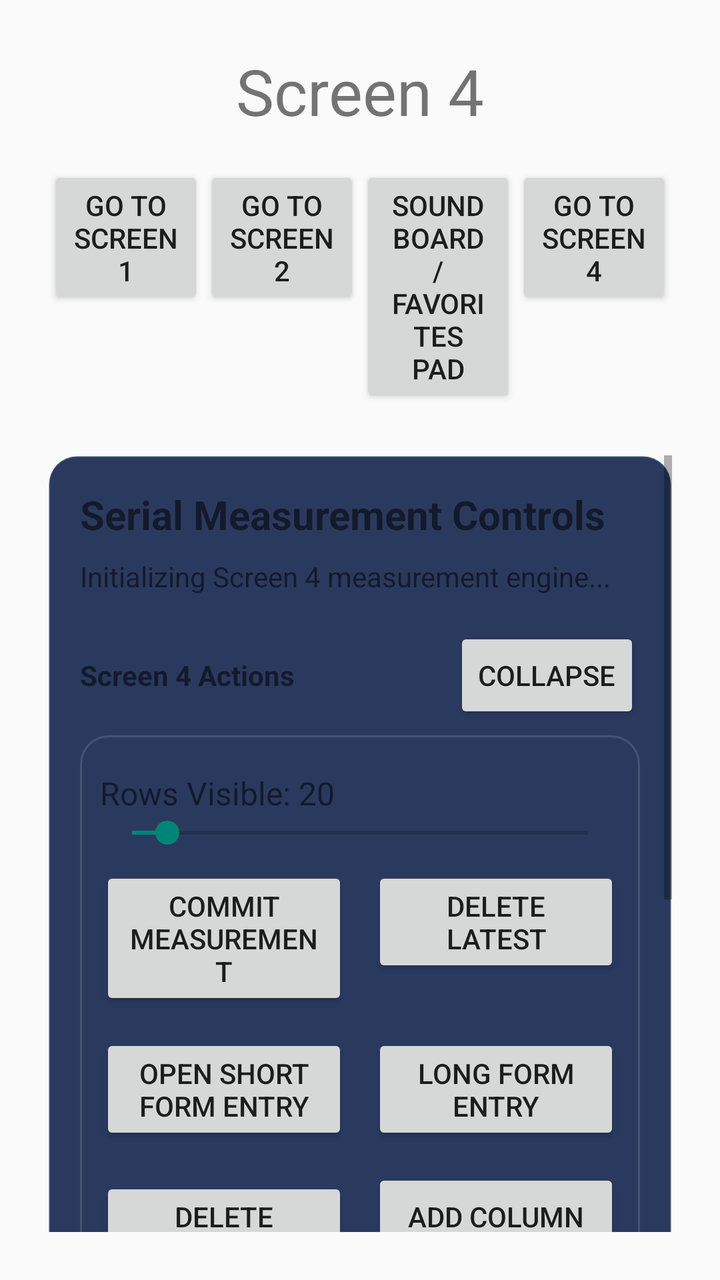
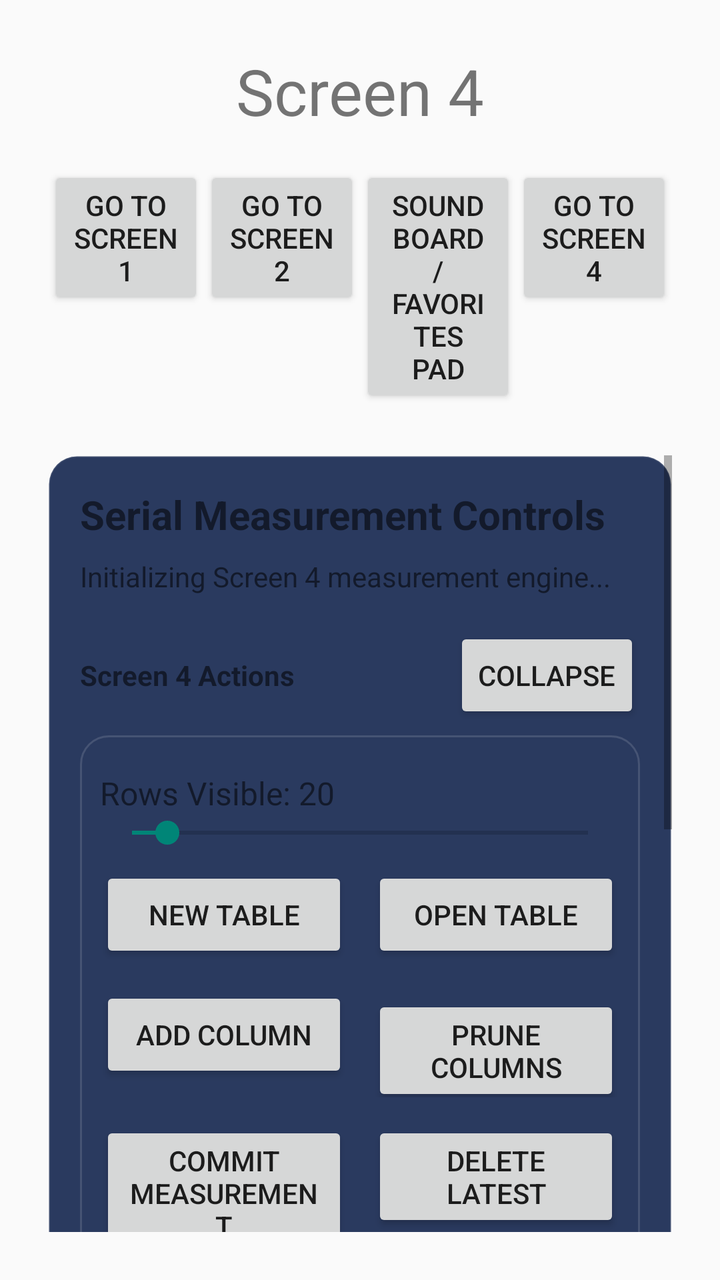

An Android layout rendered at two revisions. The XML below is the earlier revision; the diff shows what the commit changed to produce the second picture.
<!-- AndroidManifest.xml: application theme Theme.TempleI -->
<!-- res/layout/activity_screen4.xml -->
<?xml version="1.0" encoding="utf-8"?>
<LinearLayout xmlns:android="http://schemas.android.com/apk/res/android"
    xmlns:app="http://schemas.android.com/apk/res-auto"
    android:layout_width="match_parent"
    android:layout_height="match_parent"
    android:orientation="vertical">

    <TextView
        android:id="@+id/screenTitle"
        android:layout_width="match_parent"
        android:layout_height="wrap_content"
        android:layout_marginTop="24dp"
        android:gravity="center"
        android:text="@string/screen4TitleText"
        android:textSize="32sp" />

    <androidx.constraintlayout.widget.ConstraintLayout
        android:layout_width="match_parent"
        android:layout_height="match_parent">

        <include
            android:id="@+id/topNavInclude"
            layout="@layout/view_top_navigation"
            android:layout_width="0dp"
            android:layout_height="wrap_content"
            android:layout_marginStart="24dp"
            android:layout_marginTop="16dp"
            android:layout_marginEnd="24dp"
            app:layout_constraintEnd_toEndOf="parent"
            app:layout_constraintStart_toStartOf="parent"
            app:layout_constraintTop_toTopOf="parent" />

        <ScrollView
            android:id="@+id/dataScreenScrollView"
            android:layout_width="0dp"
            android:layout_height="0dp"
            android:layout_marginStart="24dp"
            android:layout_marginTop="24dp"
            android:layout_marginEnd="24dp"
            android:layout_marginBottom="24dp"
            android:fillViewport="true"
            app:layout_constraintBottom_toBottomOf="parent"
            app:layout_constraintEnd_toEndOf="parent"
            app:layout_constraintStart_toStartOf="parent"
            app:layout_constraintTop_toBottomOf="@id/topNavInclude">

            <LinearLayout
                android:id="@+id/dataScreenBody"
                android:layout_width="match_parent"
                android:layout_height="wrap_content"
                android:background="@drawable/bg_section_surface"
                android:orientation="vertical"
                android:padding="16dp"
                android:animateLayoutChanges="true">

                <TextView
                    android:id="@+id/dataSectionTitle"
                    android:layout_width="match_parent"
                    android:layout_height="wrap_content"
                    android:text="@string/screen4_controls_title"
                    android:textSize="20sp"
                    android:textStyle="bold" />

                <TextView
                    android:id="@+id/statusText"
                    android:layout_width="match_parent"
                    android:layout_height="wrap_content"
                    android:layout_marginTop="8dp"
                    android:text="@string/screen4_status_initializing"
                    android:textSize="14sp" />

                <LinearLayout
                    android:id="@+id/actionSectionHeader"
                    android:layout_width="match_parent"
                    android:layout_height="wrap_content"
                    android:layout_marginTop="16dp"
                    android:gravity="center_vertical"
                    android:orientation="horizontal">

                    <TextView
                        android:layout_width="0dp"
                        android:layout_height="wrap_content"
                        android:layout_weight="1"
                        android:text="@string/screen4_actions_title"
                        android:textStyle="bold" />

                    <Button
                        android:id="@+id/actionSectionToggleButton"
                        android:layout_width="wrap_content"
                        android:layout_height="wrap_content"
                        android:text="@string/screen4_section_collapse" />
                </LinearLayout>

                <LinearLayout
                    android:id="@+id/actionSectionBody"
                    android:layout_width="match_parent"
                    android:layout_height="wrap_content"
                    android:layout_marginTop="6dp"
                    android:background="@drawable/bg_section_surface"
                    android:orientation="vertical"
                    android:padding="10dp">

                    <TextView
                        android:id="@+id/rowDisplayLabel"
                        android:layout_width="match_parent"
                        android:layout_height="wrap_content"
                        android:layout_marginTop="8dp"
                        android:text="@string/screen4_rows_visible_default"
                        android:textSize="16sp" />

                    <SeekBar
                        android:id="@+id/rowDisplaySlider"
                        android:layout_width="match_parent"
                        android:layout_height="wrap_content"
                        android:max="200"
                        android:min="5"
                        android:progress="20" />

                    <LinearLayout
                        android:id="@+id/rowActionRow1"
                        android:layout_width="match_parent"
                        android:layout_height="wrap_content"
                        android:layout_marginTop="8dp"
                        android:orientation="horizontal">

                        <Button
                            android:id="@+id/addRowButton"
                            android:layout_width="0dp"
                            android:layout_height="wrap_content"
                            android:layout_weight="1"
                            android:text="@string/screen4_commit_measurement" />

                        <Space
                            android:layout_width="12dp"
                            android:layout_height="wrap_content" />

                        <Button
                            android:id="@+id/deleteRowButton"
                            android:layout_width="0dp"
                            android:layout_height="wrap_content"
                            android:layout_weight="1"
                            android:text="@string/screen4_delete_latest" />
                    </LinearLayout>

                    <LinearLayout
                        android:id="@+id/rowActionRow2"
                        android:layout_width="match_parent"
                        android:layout_height="wrap_content"
                        android:layout_marginTop="12dp"
                        android:orientation="horizontal">

                        <Button
                            android:id="@+id/selectRowButton"
                            android:layout_width="0dp"
                            android:layout_height="wrap_content"
                            android:layout_weight="1"
                            android:text="@string/screen4_begin_rapid_entry" />

                        <Space
                            android:layout_width="12dp"
                            android:layout_height="wrap_content" />

                        <Button
                            android:id="@+id/editRowButton"
                            android:layout_width="0dp"
                            android:layout_height="wrap_content"
                            android:layout_weight="1"
                            android:text="@string/screen4_switch_manual_entry" />
                    </LinearLayout>

                    <LinearLayout
                        android:id="@+id/rowActionRow3"
                        android:layout_width="match_parent"
                        android:layout_height="wrap_content"
                        android:layout_marginTop="12dp"
                        android:orientation="horizontal">

                        <Button
                            android:id="@+id/deleteSelectedRowButton"
                            android:layout_width="0dp"
                            android:layout_height="wrap_content"
                            android:layout_weight="1"
                            android:text="@string/screen4_delete_selected_placeholder" />

                        <Space
                            android:layout_width="12dp"
                            android:layout_height="wrap_content" />

                        <Button
                            android:id="@+id/addColumnButton"
                            android:layout_width="0dp"
                            android:layout_height="wrap_content"
                            android:layout_weight="1"
                            android:text="@string/screen4_add_column_placeholder" />
                    </LinearLayout>

                    <LinearLayout
                        android:id="@+id/rowActionRow4"
                        android:layout_width="match_parent"
                        android:layout_height="wrap_content"
                        android:layout_marginTop="12dp"
                        android:orientation="horizontal">

                        <Button
                            android:id="@+id/exportCsvButton"
                            android:layout_width="match_parent"
                            android:layout_height="wrap_content"
                            android:text="@string/screen4_export_csv" />
                    </LinearLayout>
                </LinearLayout>

                <LinearLayout
                    android:id="@+id/entrySectionHeader"
                    android:layout_width="match_parent"
                    android:layout_height="wrap_content"
                    android:layout_marginTop="18dp"
                    android:gravity="center_vertical"
                    android:orientation="horizontal">

                    <TextView
                        android:layout_width="0dp"
                        android:layout_height="wrap_content"
                        android:layout_weight="1"
                        android:text="@string/screen4_entry_mode_title"
                        android:textStyle="bold" />

                    <Button
                        android:id="@+id/entrySectionToggleButton"
                        android:layout_width="wrap_content"
                        android:layout_height="wrap_content"
                        android:text="@string/screen4_section_collapse" />
                </LinearLayout>

                <LinearLayout
                    android:id="@+id/entrySectionBody"
                    android:layout_width="match_parent"
                    android:layout_height="wrap_content"
                    android:orientation="vertical">

                    <LinearLayout
                        android:id="@+id/manualEntryCard"
                        android:layout_width="match_parent"
                        android:layout_height="wrap_content"
                        android:layout_marginTop="8dp"
                        android:background="@drawable/bg_card_surface"
                        android:orientation="vertical"
                        android:padding="10dp">

                        <TextView
                            android:layout_width="match_parent"
                            android:layout_height="wrap_content"
                            android:text="@string/screen4_manual_entry_card_title"
                            android:textStyle="bold" />

                        <LinearLayout
                            android:id="@+id/manualEntryContainer"
                            android:layout_width="match_parent"
                            android:layout_height="wrap_content"
                            android:layout_marginTop="8dp"
                            android:orientation="vertical" />
                    </LinearLayout>

                    <LinearLayout
                        android:id="@+id/rapidEntryCard"
                        android:layout_width="match_parent"
                        android:layout_height="wrap_content"
                        android:layout_marginTop="8dp"
                        android:background="@drawable/bg_card_surface"
                        android:orientation="vertical"
                        android:padding="10dp"
                        android:visibility="gone">

                        <TextView
                            android:layout_width="match_parent"
                            android:layout_height="wrap_content"
                            android:text="@string/screen4_rapid_entry_card_title"
                            android:textStyle="bold" />

                        <LinearLayout
                            android:id="@+id/rapidEntryContainer"
                            android:layout_width="match_parent"
                            android:layout_height="wrap_content"
                            android:layout_marginTop="8dp"
                            android:orientation="vertical" />
                    </LinearLayout>
                </LinearLayout>

                <TextView
                    android:id="@+id/tablePreviewLabel"
                    android:layout_width="match_parent"
                    android:layout_height="wrap_content"
                    android:layout_marginTop="24dp"
                    android:text="@string/screen4_table_preview"
                    android:textSize="18sp"
                    android:textStyle="bold" />

                <HorizontalScrollView
                    android:id="@+id/tableHorizontalScroll"
                    android:layout_width="match_parent"
                    android:layout_height="wrap_content"
                    android:layout_marginTop="12dp">

                    <TableLayout
                        android:id="@+id/tableLayout"
                        android:layout_width="wrap_content"
                        android:layout_height="wrap_content"
                        android:stretchColumns="*" />
                </HorizontalScrollView>

            </LinearLayout>
        </ScrollView>

    </androidx.constraintlayout.widget.ConstraintLayout>

</LinearLayout>
<!-- res/layout/view_top_navigation.xml (included above) -->
<?xml version="1.0" encoding="utf-8"?>
<LinearLayout xmlns:android="http://schemas.android.com/apk/res/android"
    android:layout_width="match_parent"
    android:layout_height="wrap_content"
    android:orientation="horizontal">

    
    <Button
        android:id="@+id/navButtonScreen1"
        android:layout_width="0dp"
        android:layout_height="wrap_content"
        android:layout_weight="1"
        android:text="@string/button1text"
        android:autoSizeTextType="uniform"
        android:autoSizeMinTextSize="8sp"
        android:autoSizeMaxTextSize="16sp"
        android:autoSizeStepGranularity="1sp" />

    <Button
        android:id="@+id/navButtonScreen2"
        android:layout_width="0dp"
        android:layout_height="wrap_content"
        android:layout_weight="1"
        android:text="@string/button2text"
        android:autoSizeTextType="uniform"
        android:autoSizeMinTextSize="8sp"
        android:autoSizeMaxTextSize="16sp"
        android:autoSizeStepGranularity="1sp" />

    <Button
        android:id="@+id/navButtonScreen3"
        android:layout_width="0dp"
        android:layout_height="wrap_content"
        android:layout_weight="1"
        android:text="@string/button3text"
        android:autoSizeTextType="uniform"
        android:autoSizeMinTextSize="8sp"
        android:autoSizeMaxTextSize="16sp"
        android:autoSizeStepGranularity="1sp" />

    <Button
        android:id="@+id/navButtonScreen4"
        android:layout_width="0dp"
        android:layout_height="wrap_content"
        android:layout_weight="1"
        android:text="@string/button4text"
        android:autoSizeTextType="uniform"
        android:autoSizeMinTextSize="8sp"
        android:autoSizeMaxTextSize="16sp"
        android:autoSizeStepGranularity="1sp" />
</LinearLayout>
<!-- resources referenced by this layout -->
<resources>
  <!-- drawable bg_card_surface (drawable) -->
  <?xml version="1.0" encoding="utf-8"?>
  <shape xmlns:android="http://schemas.android.com/apk/res/android" android:shape="rectangle">
      <solid android:color="@color/sb_surface" />
      <corners android:radius="20dp" />
      <stroke
          android:width="1dp"
          android:color="#33FFFFFF" />
  </shape>
  <!-- drawable bg_section_surface (drawable) -->
  <?xml version="1.0" encoding="utf-8"?>
  <shape xmlns:android="http://schemas.android.com/apk/res/android" android:shape="rectangle">
      <solid android:color="@color/sb_surface_alt" />
      <corners android:radius="14dp" />
      <stroke
          android:width="1dp"
          android:color="#22FFFFFF" />
  </shape>
  <string name="button1text">Go to Screen 1</string>
  <string name="button2text">Go to Screen 2</string>
  <string name="button3text">Soundboard / Favorites Pad</string>
  <string name="button4text">Go to Screen 4</string>
  <string name="screen4TitleText">Screen 4</string>
  <string name="screen4_actions_title">Screen 4 Actions</string>
  <string name="screen4_add_column_placeholder">Add Column</string>
  <string name="screen4_begin_rapid_entry">Open Short Form Entry</string>
  <string name="screen4_commit_measurement">Commit Measurement</string>
  <string name="screen4_controls_title">Serial Measurement Controls</string>
  <string name="screen4_delete_latest">Delete Latest</string>
  <string name="screen4_delete_selected_placeholder">Delete Selected</string>
  <string name="screen4_entry_mode_title">Entry Mode Panels</string>
  <string name="screen4_export_csv">Export CSV</string>
  <string name="screen4_manual_entry_card_title">Long Form Entry</string>
  <string name="screen4_rapid_entry_card_title">Short Form Entry</string>
  <string name="screen4_rows_visible_default">Rows Visible: 20</string>
  <string name="screen4_section_collapse">Collapse</string>
  <string name="screen4_status_initializing">Initializing Screen 4 measurement engine...</string>
  <string name="screen4_switch_manual_entry">Long Form Entry</string>
  <string name="screen4_table_preview">Table Preview</string>
  <style name="Theme.TempleI" parent="android:Theme.Material.Light.NoActionBar" />
  <color name="sb_surface">#1E2D4E</color>
  <color name="sb_surface_alt">#2A3A5F</color>
</resources>

<!-- the commit's change to res/layout/activity_screen4.xml (unified diff, before → after) -->
@@ -124,22 +124,22 @@
                         android:orientation="horizontal">
 
                         <Button
-                            android:id="@+id/addRowButton"
-                            android:layout_width="0dp"
-                            android:layout_height="wrap_content"
-                            android:layout_weight="1"
-                            android:text="@string/screen4_commit_measurement" />
+                            android:id="@+id/newTableButton"
+                            android:layout_width="0dp"
+                            android:layout_height="wrap_content"
+                            android:layout_weight="1"
+                            android:text="@string/screen4_new_table" />
 
                         <Space
                             android:layout_width="12dp"
                             android:layout_height="wrap_content" />
 
                         <Button
-                            android:id="@+id/deleteRowButton"
-                            android:layout_width="0dp"
-                            android:layout_height="wrap_content"
-                            android:layout_weight="1"
-                            android:text="@string/screen4_delete_latest" />
+                            android:id="@+id/openTableButton"
+                            android:layout_width="0dp"
+                            android:layout_height="wrap_content"
+                            android:layout_weight="1"
+                            android:text="@string/screen4_open_table" />
                     </LinearLayout>
 
                     <LinearLayout
@@ -150,22 +150,22 @@
                         android:orientation="horizontal">
 
                         <Button
-                            android:id="@+id/selectRowButton"
-                            android:layout_width="0dp"
-                            android:layout_height="wrap_content"
-                            android:layout_weight="1"
-                            android:text="@string/screen4_begin_rapid_entry" />
+                            android:id="@+id/addColumnButton"
+                            android:layout_width="0dp"
+                            android:layout_height="wrap_content"
+                            android:layout_weight="1"
+                            android:text="@string/screen4_column_management_add" />
 
                         <Space
                             android:layout_width="12dp"
                             android:layout_height="wrap_content" />
 
                         <Button
-                            android:id="@+id/editRowButton"
-                            android:layout_width="0dp"
-                            android:layout_height="wrap_content"
-                            android:layout_weight="1"
-                            android:text="@string/screen4_switch_manual_entry" />
+                            android:id="@+id/pruneColumnsButton"
+                            android:layout_width="0dp"
+                            android:layout_height="wrap_content"
+                            android:layout_weight="1"
+                            android:text="@string/screen4_column_management_prune" />
                     </LinearLayout>
 
                     <LinearLayout
@@ -176,22 +176,22 @@
                         android:orientation="horizontal">
 
                         <Button
-                            android:id="@+id/deleteSelectedRowButton"
-                            android:layout_width="0dp"
-                            android:layout_height="wrap_content"
-                            android:layout_weight="1"
-                            android:text="@string/screen4_delete_selected_placeholder" />
+                            android:id="@+id/addRowButton"
+                            android:layout_width="0dp"
+                            android:layout_height="wrap_content"
+                            android:layout_weight="1"
+                            android:text="@string/screen4_commit_measurement" />
 
                         <Space
                             android:layout_width="12dp"
                             android:layout_height="wrap_content" />
 
                         <Button
-                            android:id="@+id/addColumnButton"
-                            android:layout_width="0dp"
-                            android:layout_height="wrap_content"
-                            android:layout_weight="1"
-                            android:text="@string/screen4_add_column_placeholder" />
+                            android:id="@+id/deleteRowButton"
+                            android:layout_width="0dp"
+                            android:layout_height="wrap_content"
+                            android:layout_weight="1"
+                            android:text="@string/screen4_delete_latest" />
                     </LinearLayout>
 
                     <LinearLayout
@@ -202,10 +202,62 @@
                         android:orientation="horizontal">
 
                         <Button
+                            android:id="@+id/selectRowButton"
+                            android:layout_width="0dp"
+                            android:layout_height="wrap_content"
+                            android:layout_weight="1"
+                            android:text="@string/screen4_begin_rapid_entry" />
+
+                        <Space
+                            android:layout_width="12dp"
+                            android:layout_height="wrap_content" />
+
+                        <Button
+                            android:id="@+id/editRowButton"
+                            android:layout_width="0dp"
+                            android:layout_height="wrap_content"
+                            android:layout_weight="1"
+                            android:text="@string/screen4_switch_manual_entry" />
+                    </LinearLayout>
+
+                    <LinearLayout
+                        android:id="@+id/rowActionRow5"
+                        android:layout_width="match_parent"
+                        android:layout_height="wrap_content"
+                        android:layout_marginTop="12dp"
+                        android:orientation="horizontal">
+
+                        <Button
+                            android:id="@+id/deleteSelectedRowButton"
+                            android:layout_width="0dp"
+                            android:layout_height="wrap_content"
+                            android:layout_weight="1"
+                            android:text="@string/screen4_delete_selected_placeholder" />
+
+                        <Space
+                            android:layout_width="12dp"
+                            android:layout_height="wrap_content" />
+
+                        <Button
                             android:id="@+id/exportCsvButton"
+                            android:layout_width="0dp"
+                            android:layout_height="wrap_content"
+                            android:layout_weight="1"
+                            android:text="@string/screen4_export_csv" />
+                    </LinearLayout>
+
+                    <LinearLayout
+                        android:id="@+id/rowActionRow6"
+                        android:layout_width="match_parent"
+                        android:layout_height="wrap_content"
+                        android:layout_marginTop="12dp"
+                        android:orientation="horizontal">
+
+                        <Button
+                            android:id="@+id/archiveTableButton"
                             android:layout_width="match_parent"
                             android:layout_height="wrap_content"
-                            android:text="@string/screen4_export_csv" />
+                            android:text="@string/screen4_archive_table" />
                     </LinearLayout>
                 </LinearLayout>
 
<!-- resource entries referenced after the edit -->
@@ -24,8 +24,10 @@
   <string name="button4text">Go to Screen 4</string>
   <string name="screen4TitleText">Screen 4</string>
   <string name="screen4_actions_title">Screen 4 Actions</string>
-  <string name="screen4_add_column_placeholder">Add Column</string>
+  <string name="screen4_archive_table">Archive Active Table</string>
   <string name="screen4_begin_rapid_entry">Open Short Form Entry</string>
+  <string name="screen4_column_management_add">Add Column</string>
+  <string name="screen4_column_management_prune">Prune Columns</string>
   <string name="screen4_commit_measurement">Commit Measurement</string>
   <string name="screen4_controls_title">Serial Measurement Controls</string>
   <string name="screen4_delete_latest">Delete Latest</string>
@@ -33,6 +35,8 @@
   <string name="screen4_entry_mode_title">Entry Mode Panels</string>
   <string name="screen4_export_csv">Export CSV</string>
   <string name="screen4_manual_entry_card_title">Long Form Entry</string>
+  <string name="screen4_new_table">New Table</string>
+  <string name="screen4_open_table">Open Table</string>
   <string name="screen4_rapid_entry_card_title">Short Form Entry</string>
   <string name="screen4_rows_visible_default">Rows Visible: 20</string>
   <string name="screen4_section_collapse">Collapse</string>
